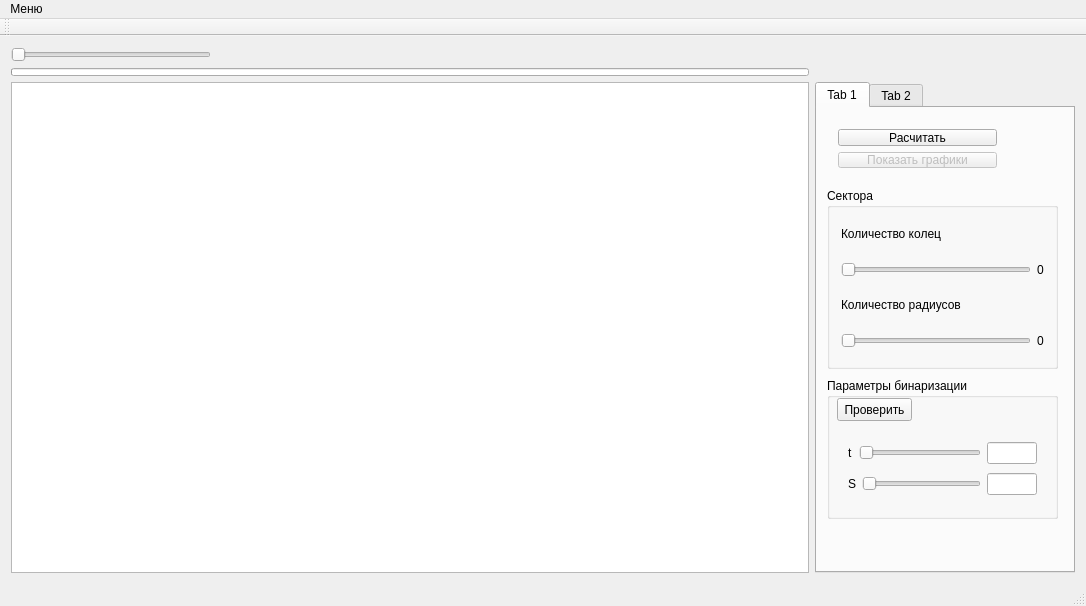
First picture: the form in MelanomaContours/Forms/mainwindow.ui, repository relaxesemind/melanoma, before the edit.
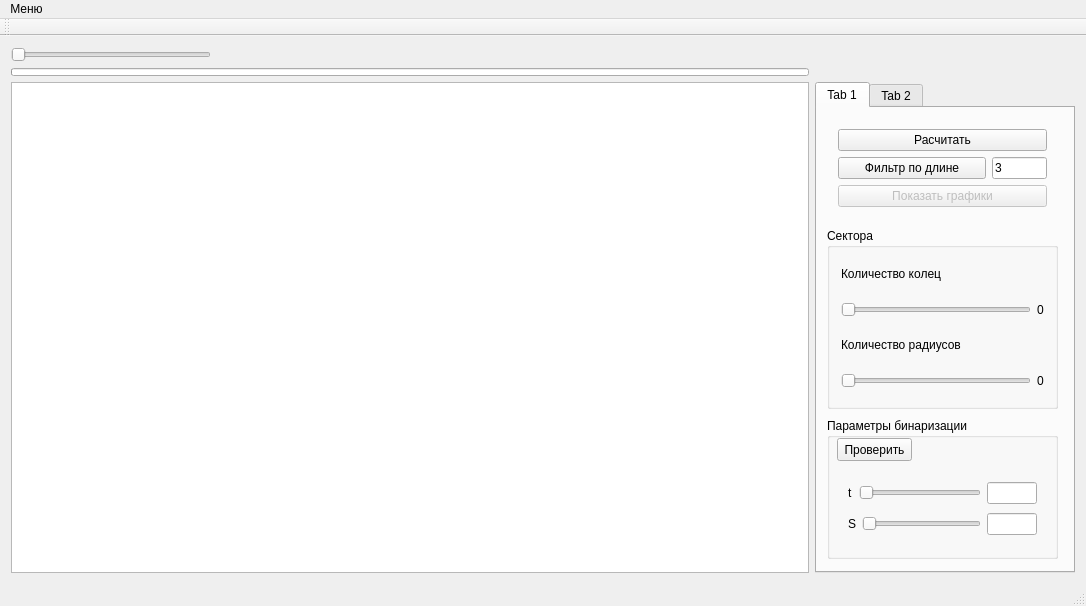
Second picture: the form after the edit. Custom widgets are drawn as their Qt base class.

Diff of the .ui file:
```diff
--- a/MelanomaContours/Forms/mainwindow.ui
+++ b/MelanomaContours/Forms/mainwindow.ui
@@ -59,40 +59,11 @@
        <attribute name="title">
         <string>Tab 1</string>
        </attribute>
-       <widget class="QWidget" name="layoutWidget">
-        <property name="geometry">
-         <rect>
-          <x>10</x>
-          <y>10</y>
-          <width>181</width>
-          <height>61</height>
-         </rect>
-        </property>
-        <layout class="QVBoxLayout" name="verticalLayout">
-         <item>
-          <widget class="QPushButton" name="pushButton">
-           <property name="text">
-            <string>Расчитать</string>
-           </property>
-          </widget>
-         </item>
-         <item>
-          <widget class="QPushButton" name="pushButton_2">
-           <property name="enabled">
-            <bool>false</bool>
-           </property>
-           <property name="text">
-            <string>Показать графики</string>
-           </property>
-          </widget>
-         </item>
-        </layout>
-       </widget>
        <widget class="QGroupBox" name="groupBox">
         <property name="geometry">
          <rect>
           <x>10</x>
-          <y>80</y>
+          <y>120</y>
           <width>231</width>
           <height>181</height>
          </rect>
@@ -177,7 +148,7 @@
         <property name="geometry">
          <rect>
           <x>10</x>
-          <y>270</y>
+          <y>310</y>
           <width>231</width>
           <height>141</height>
          </rect>
@@ -198,7 +169,7 @@
           <string>Проверить</string>
          </property>
         </widget>
-        <widget class="QWidget" name="">
+        <widget class="QWidget" name="layoutWidget">
          <property name="geometry">
           <rect>
            <x>10</x>
@@ -276,6 +247,71 @@
          </layout>
         </widget>
        </widget>
+       <widget class="QWidget" name="">
+        <property name="geometry">
+         <rect>
+          <x>10</x>
+          <y>10</y>
+          <width>231</width>
+          <height>101</height>
+         </rect>
+        </property>
+        <layout class="QVBoxLayout" name="verticalLayout">
+         <item>
+          <widget class="QPushButton" name="pushButton">
+           <property name="text">
+            <string>Расчитать</string>
+           </property>
+          </widget>
+         </item>
+         <item>
+          <layout class="QHBoxLayout" name="horizontalLayout_5">
+           <item>
+            <widget class="QPushButton" name="pushButton_4">
+             <property name="minimumSize">
+              <size>
+               <width>100</width>
+               <height>0</height>
+              </size>
+             </property>
+             <property name="maximumSize">
+              <size>
+               <width>300</width>
+               <height>16777215</height>
+              </size>
+             </property>
+             <property name="text">
+              <string>Фильтр по длине</string>
+             </property>
+            </widget>
+           </item>
+           <item>
+            <widget class="QLineEdit" name="lineEdit_3">
+             <property name="maximumSize">
+              <size>
+               <width>55</width>
+               <height>16777215</height>
+              </size>
+             </property>
+             <property name="text">
+              <string>3</string>
+             </property>
+            </widget>
+           </item>
+          </layout>
+         </item>
+         <item>
+          <widget class="QPushButton" name="pushButton_2">
+           <property name="enabled">
+            <bool>false</bool>
+           </property>
+           <property name="text">
+            <string>Показать графики</string>
+           </property>
+          </widget>
+         </item>
+        </layout>
+       </widget>
       </widget>
       <widget class="QWidget" name="tab_2">
        <attribute name="title">
```
